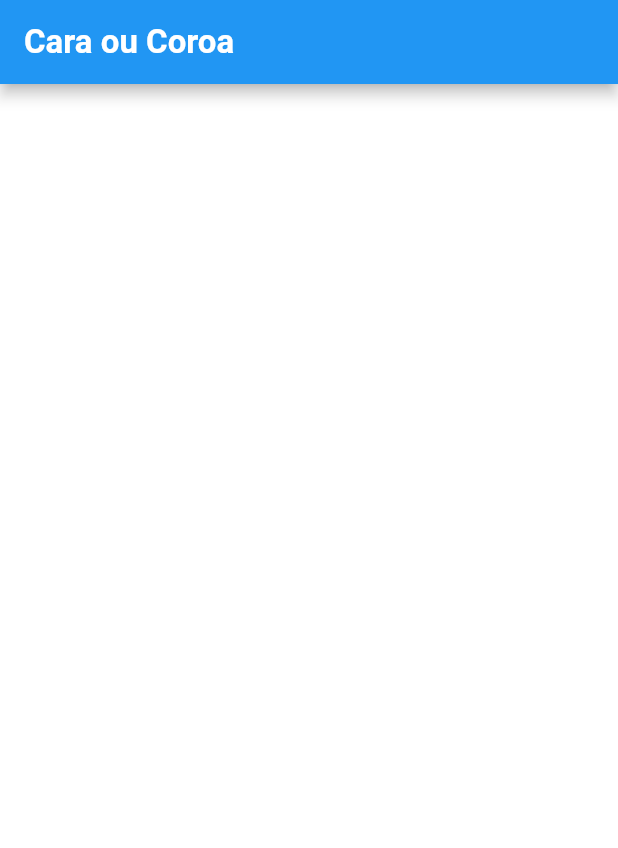
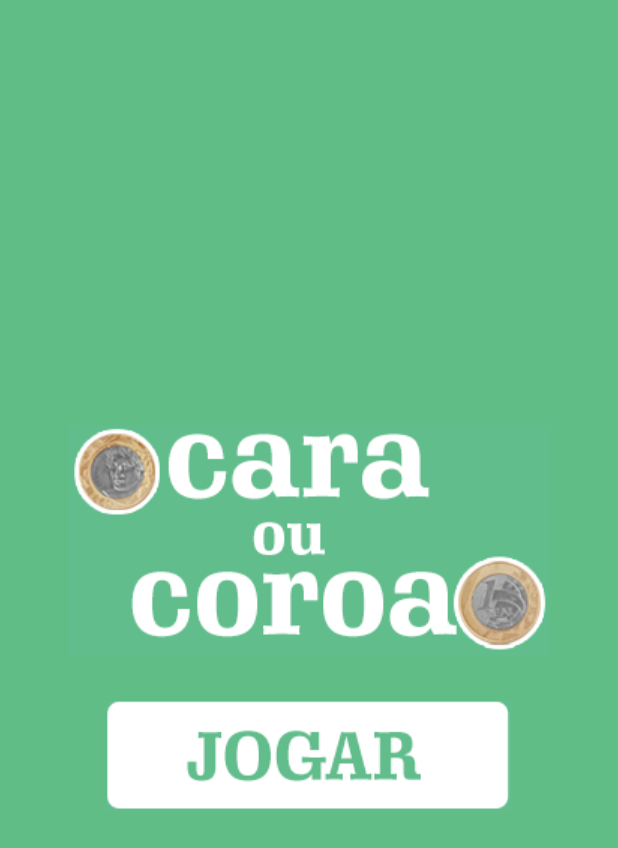
Before and after one commit to felipeabreu86/flutter_cara_coroa, a Flutter app: the screen it shows after launch, on a phone screen of 412 x 824 dp. Shown: the top 848 px of the screen. Run offline on Flutter 3.47's test engine with Material 2 defaults, Android fonts, the phone set to English and light mode, and no system bars.

Commit message:
Se aplicado, este commit irá criar o layout da Home

```diff
--- a/lib/Home/home.dart
+++ b/lib/Home/home.dart
@@ -8,21 +8,35 @@ class Home extends StatefulWidget {
 }
 
 class _HomeState extends State<Home> {
+  void _exibirResultado() {}
+
   @override
   Widget build(BuildContext context) {
     return Scaffold(
-      backgroundColor: Colors.white,
-      appBar: AppBar(
-        backgroundColor: Colors.blue,
-        title: Text(
-          "Cara ou Coroa",
-          style: TextStyle(
-            fontSize: 22,
-            fontWeight: FontWeight.bold,
+      backgroundColor: Color(0xff61bd86),
+      body: Stack(
+        children: [
+          SingleChildScrollView(
+            child: Container(
+              width: double.infinity,
+              height: MediaQuery.of(context).size.height,
+              child: Column(
+                  mainAxisAlignment: MainAxisAlignment.center,
+                  crossAxisAlignment: CrossAxisAlignment.center,
+                  children: [
+                    Padding(
+                      padding: const EdgeInsets.only(bottom: 30),
+                      child: Image.asset("assets/images/logo.png"),
+                    ),
+                    GestureDetector(
+                      onTap: _exibirResultado,
+                      child: Image.asset("assets/images/botao_jogar.png"),
+                    ),
+                  ]),
+            ),
           ),
-        ),
+        ],
       ),
-      body: Container(),
     );
   }
 }
--- /dev/null
+++ b/lib/Resultado/resultado.dart
@@ -0,0 +1,15 @@
+import 'package:flutter/material.dart';
+
+class Resultado extends StatefulWidget {
+  const Resultado({Key? key}) : super(key: key);
+
+  @override
+  _ResultadoState createState() => _ResultadoState();
+}
+
+class _ResultadoState extends State<Resultado> {
+  @override
+  Widget build(BuildContext context) {
+    return Container();
+  }
+}
```
Also changed, not shown: pubspec.yaml (+6 -3 lines).
